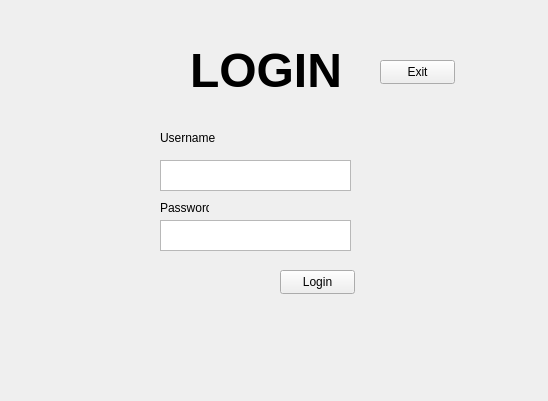
Above: login_usr.ui from JustRizky02/joki_tubes before the change. Below: the same form after it.
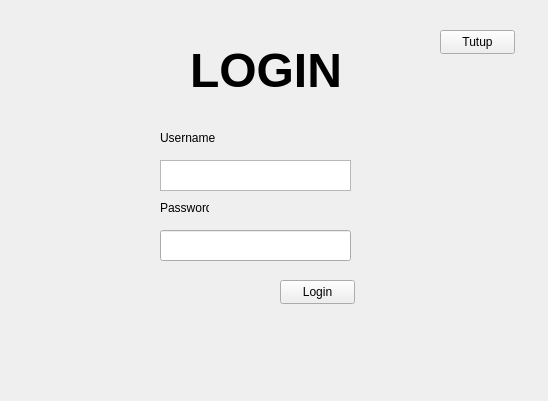
That is the form after the change.

```diff
--- a/login_usr.ui
+++ b/login_usr.ui
@@ -27,7 +27,7 @@
    <property name="geometry">
     <rect>
      <x>280</x>
-     <y>270</y>
+     <y>280</y>
      <width>75</width>
      <height>24</height>
     </rect>
@@ -36,16 +36,6 @@
     <string>Login</string>
    </property>
   </widget>
-  <widget class="QTextEdit" name="textEdit_2">
-   <property name="geometry">
-    <rect>
-     <x>160</x>
-     <y>220</y>
-     <width>191</width>
-     <height>31</height>
-    </rect>
-   </property>
-  </widget>
   <widget class="QLabel" name="label_3">
    <property name="geometry">
     <rect>
@@ -100,14 +90,27 @@
   <widget class="QPushButton" name="pushButton">
    <property name="geometry">
     <rect>
-     <x>380</x>
-     <y>60</y>
+     <x>440</x>
+     <y>30</y>
      <width>75</width>
      <height>24</height>
     </rect>
    </property>
    <property name="text">
-    <string>Exit</string>
+    <string>Tutup</string>
+   </property>
+  </widget>
+  <widget class="QLineEdit" name="lineEdit">
+   <property name="geometry">
+    <rect>
+     <x>160</x>
+     <y>230</y>
+     <width>191</width>
+     <height>31</height>
+    </rect>
+   </property>
+   <property name="echoMode">
+    <enum>QLineEdit::Password</enum>
    </property>
   </widget>
  </widget>
```
